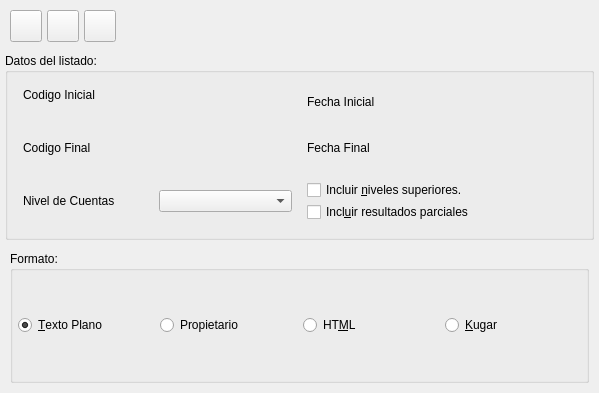
Above: bulmages/bulmacont/plugins/pluginbc_balance/balanceprintbase.ui from eboladev/Bulmages-1 before the change. Below: the same form after it.
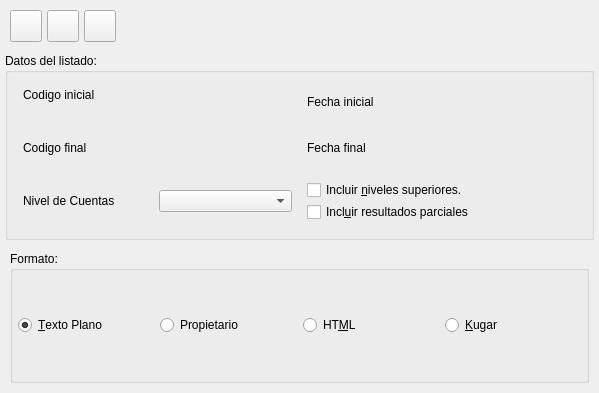
That is the form after the change. Icons and pictures are not drawn. Custom widgets are drawn as their Qt base class.

```diff
--- a/bulmages/bulmacont/plugins/pluginbc_balance/balanceprintbase.ui
+++ b/bulmages/bulmacont/plugins/pluginbc_balance/balanceprintbase.ui
@@ -182,7 +182,7 @@
           <item>
            <widget class="QLabel" name="textLabel1">
             <property name="text">
-             <string>Codigo Inicial
+             <string>Codigo inicial
 </string>
             </property>
            </widget>
@@ -203,7 +203,7 @@
           <item>
            <widget class="QLabel" name="textLabel1_3">
             <property name="text">
-             <string>Fecha Inicial</string>
+             <string>Fecha inicial</string>
             </property>
            </widget>
           </item>
@@ -233,7 +233,7 @@
           <item>
            <widget class="QLabel" name="textLabel1_2">
             <property name="text">
-             <string>Codigo Final</string>
+             <string>Codigo final</string>
             </property>
            </widget>
           </item>
@@ -253,7 +253,7 @@
           <item>
            <widget class="QLabel" name="textLabel1_2_2">
             <property name="text">
-             <string>Fecha Final</string>
+             <string>Fecha final</string>
             </property>
            </widget>
           </item>
```
Left out of the diff: 2 changed lines with no effect on the pictures.
